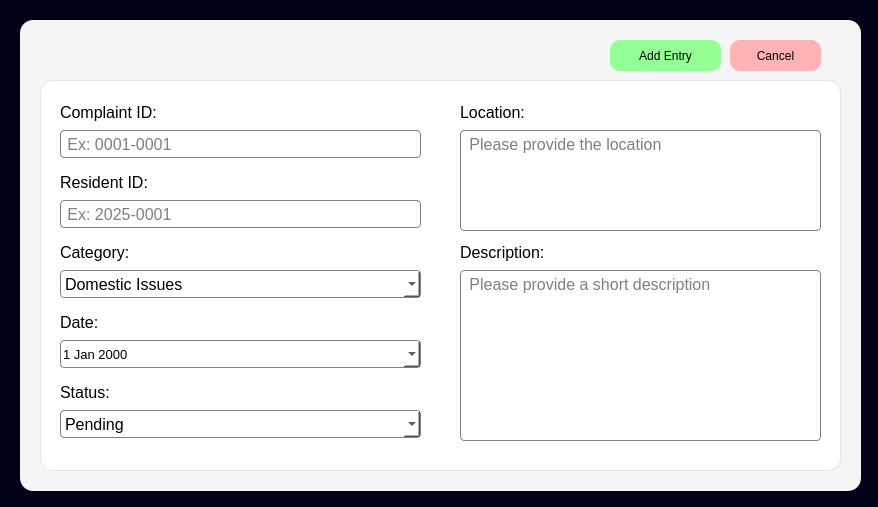
This is uifiles/addcomplaintui.ui in mustafamclngn/CCC151-ComplaSys as Qt 5 draws it before an edit. The edited form follows.
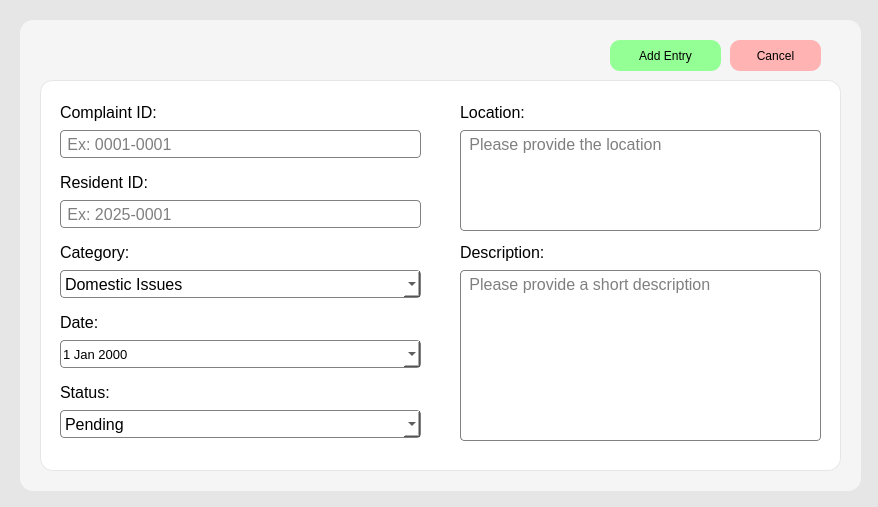
This is the edited form. Icons and pictures are not drawn.

Commit message: changed background color to white

```diff
--- a/uifiles/addcomplaintui.ui
+++ b/uifiles/addcomplaintui.ui
@@ -14,7 +14,7 @@
    <string>Add New Case</string>
   </property>
   <property name="styleSheet">
-   <string notr="true">background-color: rgb(0, 0, 25);</string>
+   <string notr="true">background-color: rgb(230, 230, 230);</string>
   </property>
   <widget class="QFrame" name="frame">
    <property name="geometry">
```
The commit also changes 5 other files.
